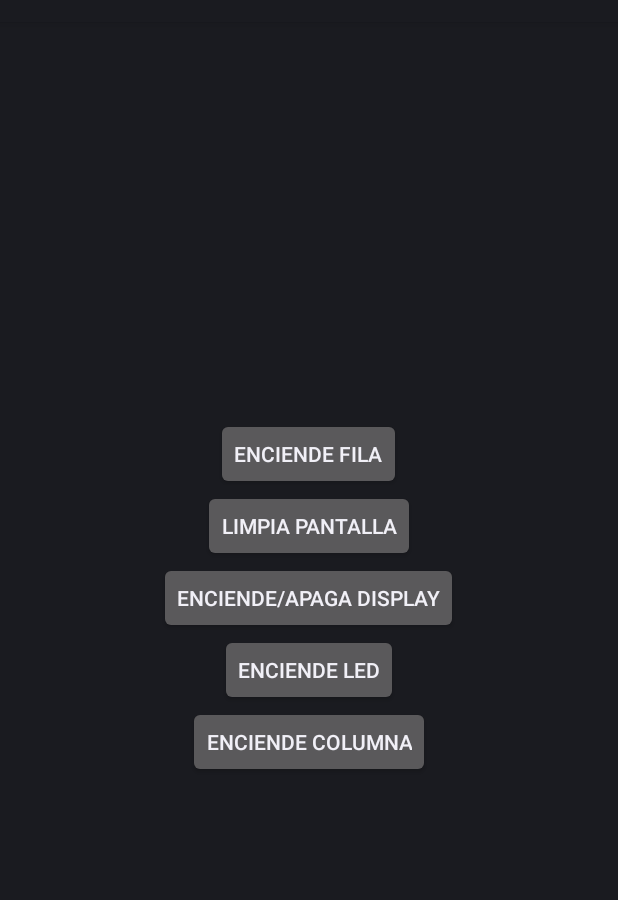
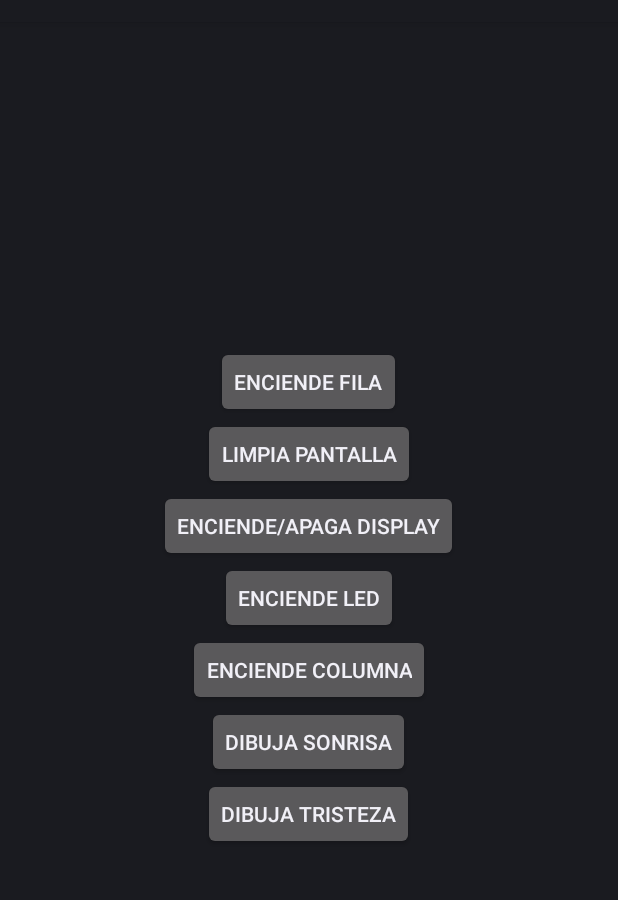
Before and after one commit to egmdevops/led-matrix-lib, an Android app: the screen it shows after launch (MainActivity), on a phone screen of 412 x 824 dp, the part 62-962 px from its top. Run offline under Robolectric (Android 15) with nearby library versions, the phone set to English and light mode, and no system bars; libraries missing offline, so code that uses them is left out: com.google.android.things; 4 statements that could not run were skipped.

```diff
--- a/app/src/main/res/layout/activity_main.xml
+++ b/app/src/main/res/layout/activity_main.xml
@@ -45,4 +45,18 @@
             android:onClick="onClick"
             android:text="Enciende Columna"/>
 
+    <Button
+            android:id="@+id/btn6"
+            android:layout_width="wrap_content"
+            android:layout_height="wrap_content"
+            android:onClick="onClick"
+            android:text="Dibuja Sonrisa"/>
+
+    <Button
+            android:id="@+id/btn7"
+            android:layout_width="wrap_content"
+            android:layout_height="wrap_content"
+            android:onClick="onClick"
+            android:text="Dibuja tristeza"/>
+
 </LinearLayout>
```
Also changed, not shown: app/src/main/java/com/egmdevelopers/ledmatrix/MainActivity.kt (+7 -0 lines), ledmatrixlib/src/main/java/com/egmdevelopers/ledmatrixlib/LedMatrix.kt (+37 -11 lines).
